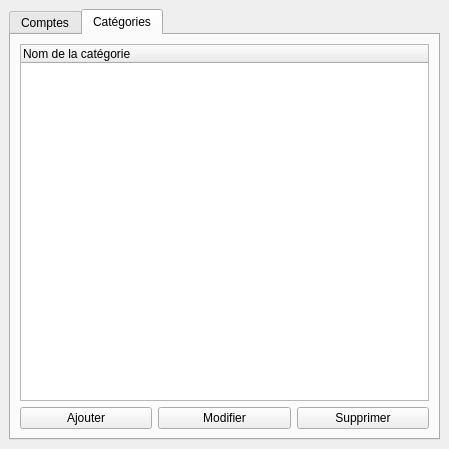
This is mainwindow.ui in Salma803/QFinance2 as Qt 5 draws it before an edit. The edited form follows.
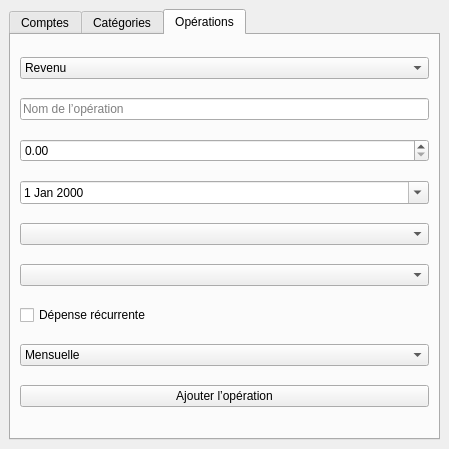
This is the edited form. The open tabs and pages were chosen to show the change.

```diff
--- a/mainwindow.ui
+++ b/mainwindow.ui
@@ -137,6 +137,98 @@
         </item>
        </layout>
       </widget>
+      <widget class="QWidget" name="tabOperations">
+       <attribute name="title">
+        <string>Opérations</string>
+       </attribute>
+
+       <layout class="QVBoxLayout">
+
+        <!-- Type opération -->
+        <item>
+         <widget class="QComboBox" name="comboTypeOperation">
+          <item>
+           <property name="text">
+            <string>Revenu</string>
+           </property>
+          </item>
+          <item>
+           <property name="text">
+            <string>Dépense</string>
+           </property>
+          </item>
+         </widget>
+        </item>
+
+        <!-- Nom -->
+        <item>
+         <widget class="QLineEdit" name="editNomOperation">
+          <property name="placeholderText">
+           <string>Nom de l’opération</string>
+          </property>
+         </widget>
+        </item>
+
+        <!-- Montant -->
+        <item>
+         <widget class="QDoubleSpinBox" name="spinMontantOperation">
+          <property name="maximum">
+           <double>1000000</double>
+          </property>
+         </widget>
+        </item>
+
+        <!-- Date -->
+        <item>
+         <widget class="QDateEdit" name="dateOperation">
+          <property name="calendarPopup">
+           <bool>true</bool>
+          </property>
+          <property name="date">
+           <date>2025-01-01</date>
+          </property>
+         </widget>
+        </item>
+
+        <!-- Compte -->
+        <item>
+         <widget class="QComboBox" name="comboCompteOperation"/>
+        </item>
+
+        <!-- Catégorie -->
+        <item>
+         <widget class="QComboBox" name="comboCategorieOperation"/>
+        </item>
+
+        <!-- Spécifique Dépense -->
+        <item>
+         <widget class="QCheckBox" name="checkRecurrente">
+          <property name="text">
+           <string>Dépense récurrente</string>
+          </property>
+         </widget>
+        </item>
+
+        <item>
+         <widget class="QComboBox" name="comboFrequence">
+          <item><property name="text"><string>Mensuelle</string></property></item>
+          <item><property name="text"><string>Trimestrielle</string></property></item>
+          <item><property name="text"><string>Annuelle</string></property></item>
+         </widget>
+        </item>
+
+        <!-- Bouton -->
+        <item>
+         <widget class="QPushButton" name="btnAjouterOperation">
+          <property name="text">
+           <string>Ajouter l’opération</string>
+          </property>
+         </widget>
+        </item>
+
+       </layout>
+      </widget>
+
      </widget>
     </item>
    </layout>
```
